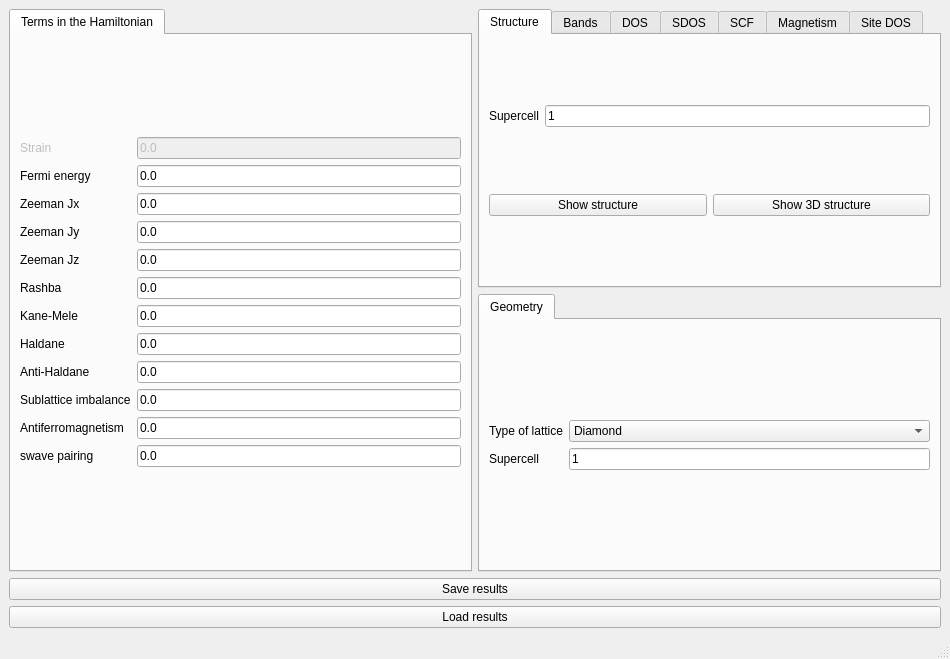
Before: the Qt Designer form interface-pyqt/3d/interface.ui in joselado/quantum-lattice, drawn with Qt 5.
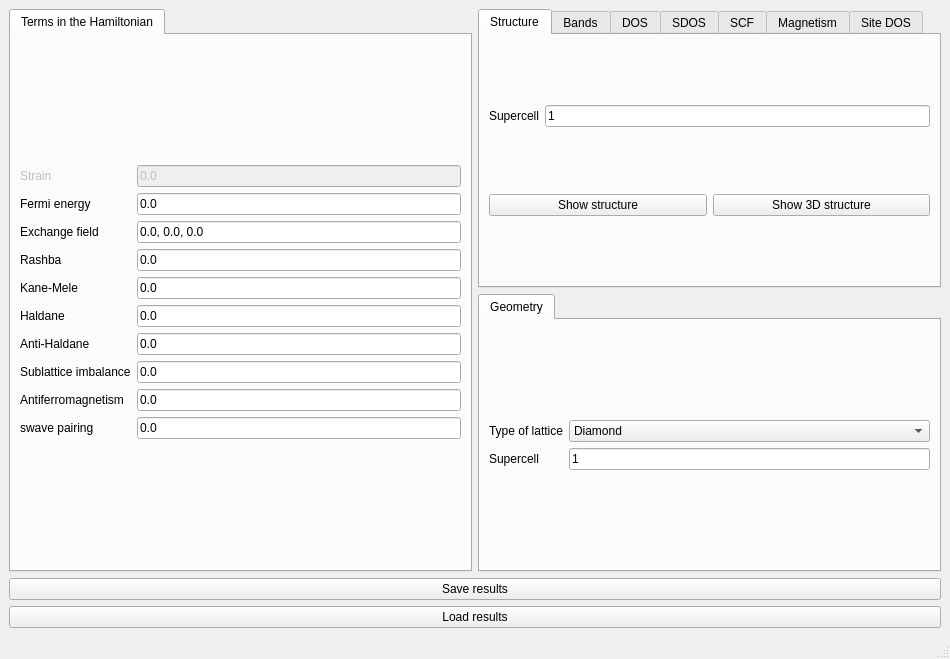
After: the same form once the commit is applied. Custom widgets are drawn as their Qt base class.

Commit message: Unify per-component exchange fields into a single array, like 0d

```diff
--- a/interface-pyqt/3d/interface.ui
+++ b/interface-pyqt/3d/interface.ui
@@ -58,24 +58,10 @@
             </property>
            </widget>
           </item>
-          <item row="3" column="0">
-           <widget class="BodyLabel" name="label_4">
-            <property name="text">
-             <string>Zeeman Jy</string>
-            </property>
-           </widget>
-          </item>
           <item row="2" column="0">
            <widget class="BodyLabel" name="label_3">
             <property name="text">
-             <string>Zeeman Jx</string>
-            </property>
-           </widget>
-          </item>
-          <item row="4" column="0">
-           <widget class="BodyLabel" name="label_5">
-            <property name="text">
-             <string>Zeeman Jz</string>
+             <string>Exchange field</string>
             </property>
            </widget>
           </item>
@@ -142,13 +128,6 @@
             </property>
            </widget>
           </item>
-          <item row="3" column="1">
-           <widget class="LineEdit" name="By">
-            <property name="text">
-             <string>0.0</string>
-            </property>
-           </widget>
-          </item>
           <item row="1" column="0">
            <widget class="BodyLabel" name="label_fermi">
             <property name="text">
@@ -156,17 +135,13 @@
             </property>
            </widget>
           </item>
-          <item row="4" column="1">
-           <widget class="LineEdit" name="Bz">
-            <property name="text">
-             <string>0.0</string>
-            </property>
-           </widget>
-          </item>
           <item row="2" column="1">
-           <widget class="LineEdit" name="Bx">
+           <widget class="LineEdit" name="exchange">
+            <property name="toolTip">
+             <string>Exchange field in the system, taken as a vector with component Jx, Jy and Jz</string>
+            </property>
             <property name="text">
-             <string>0.0</string>
+             <string>0.0, 0.0, 0.0</string>
             </property>
            </widget>
           </item>
```
The commit also changes 24 other files.
